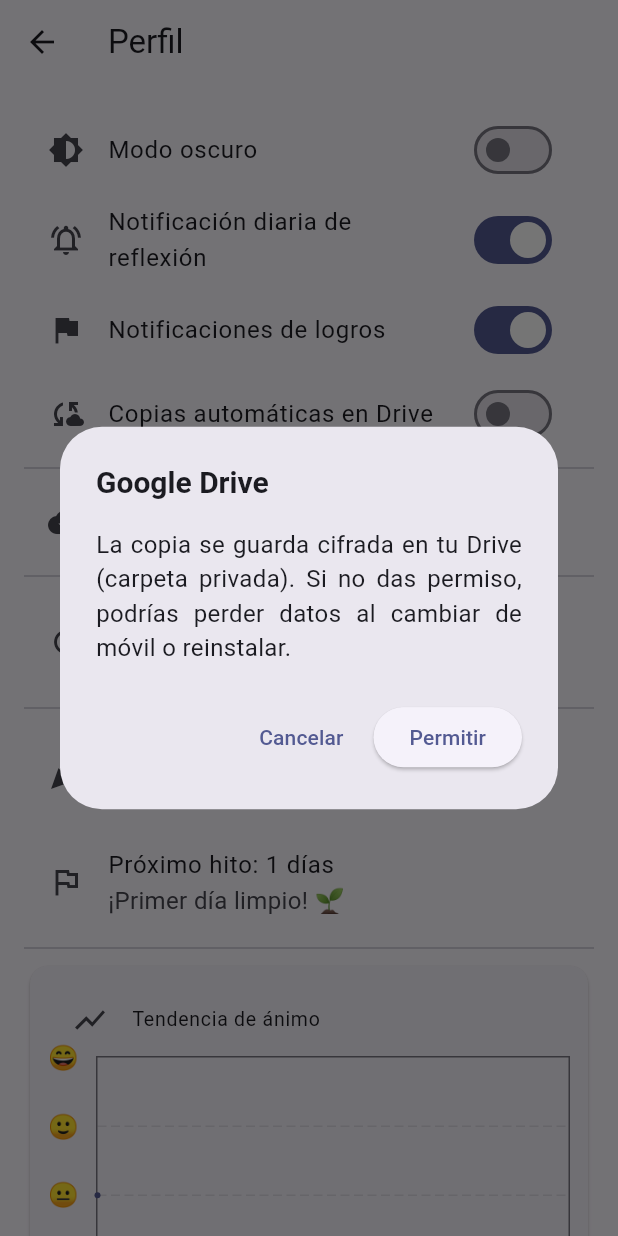
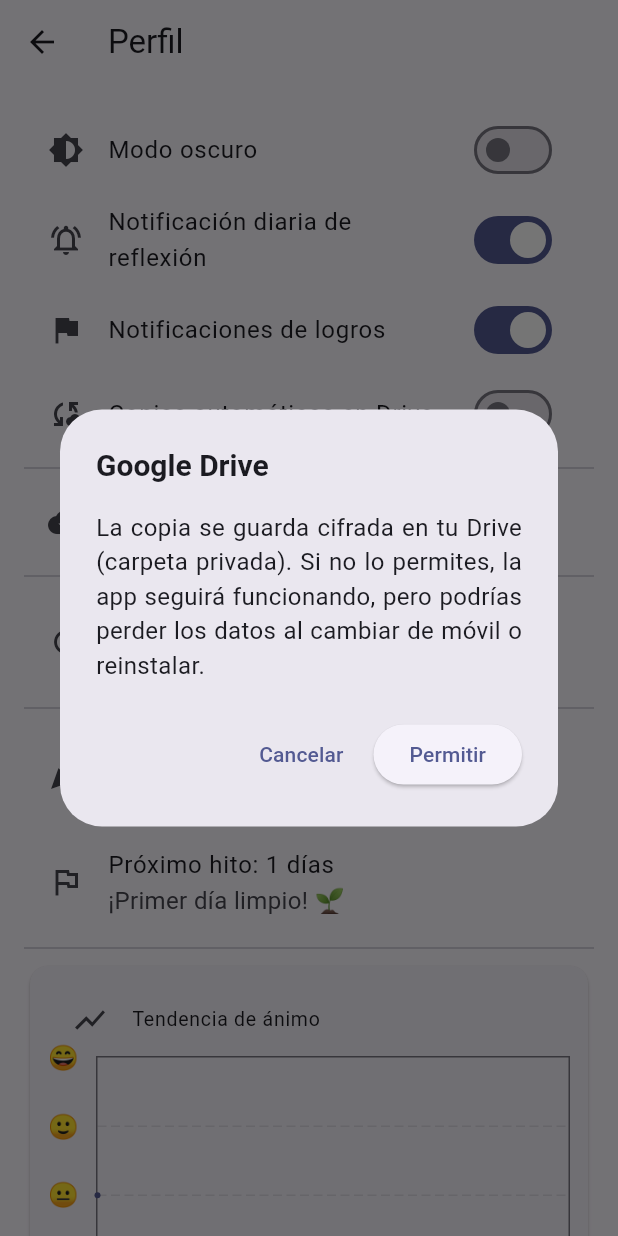
Before and after one commit to javiercamaraezquerra/Undiamas, a Flutter app: the ProfileScreen screen opened directly, after a tap on "Reiniciar contador", after a tap on "Restaurar desde Drive", on a phone screen of 412 x 824 dp. Run offline on Flutter 3.47's test engine with Material 3 defaults, Android fonts, the phone set to English and light mode, and no system bars; drawn by our look-alikes of fl_chart; our stand-ins replace flutter_local_notifications, flutter_markdown, flutter_secure_storage, google_mobile_ads, google_sign_in, hive and 4 more; missing offline and left inert: encrypt, googleapis; accounts and stored records are empty.

Commit message:
Update profile_screen.dart

```diff
--- a/lib/screens/profile_screen.dart
+++ b/lib/screens/profile_screen.dart
@@ -18,17 +18,16 @@ class ProfileScreen extends StatefulWidget {
 }
 
 class _ProfileScreenState extends State<ProfileScreen> {
-  /* switches */
+  /* ─── switches ─── */
   bool _isDark          = false;
   bool _notifDaily      = true;
   bool _notifMilestones = true;
   bool _autoBackup      = false;
 
-  /* progreso */
+  /* ─── progreso sobriedad ─── */
   DateTime? _startDate;
   int _daysClean = 0;
 
-  /* Hive */
   late Future<Box<DiaryEntry>> _diaryBoxFuture;
 
   @override
@@ -40,6 +39,7 @@ class _ProfileScreenState extends State<ProfileScreen> {
     _loadPrefs();
   }
 
+  /*────────────── preferencias ──────────────*/
   Future<void> _loadPrefs() async {
     final p            = await SharedPreferences.getInstance();
     _isDark            = p.getBool('isDarkMode') ?? false;
@@ -50,13 +50,13 @@ class _ProfileScreenState extends State<ProfileScreen> {
     final cipher = await EncryptionService.getCipher();
     final box    = await Hive.openBox('udm_secure', encryptionCipher: cipher);
     if (box.containsKey('startDate')) {
-      _startDate  = DateTime.parse(box.get('startDate'));
-      _daysClean  = DateTime.now().difference(_startDate!).inDays;
+      _startDate = DateTime.parse(box.get('startDate'));
+      _daysClean = DateTime.now().difference(_startDate!).inDays;
     }
     if (mounted) setState(() {});
   }
 
-  /* ───── toggles ───── */
+  /*────────────── toggles ──────────────*/
   Future<void> _toggleTheme(bool v) async {
     final p = await SharedPreferences.getInstance();
     await p.setBool('isDarkMode', v);
@@ -94,10 +94,10 @@ class _ProfileScreenState extends State<ProfileScreen> {
     final prefs = await SharedPreferences.getInstance();
 
     if (v && !_autoBackup) {
-      // activación inicial → confirmación + copia
+      /* primera vez → confirmación + copia inicial */
       if (!await _confirmDriveConsent()) return;
 
-      final wait   = _showSnack('Subiendo copia inicial…', persistent: true);
+      final wait = _showSnack('Subiendo copia inicial…', persistent: true);
       final cipher = await EncryptionService.getCipher();
       final udm    = await Hive.openBox('udm_secure', encryptionCipher: cipher);
       final diary  = await Hive.openBox<DiaryEntry>('diary_secure',
@@ -117,7 +117,7 @@ class _ProfileScreenState extends State<ProfileScreen> {
     setState(() => _autoBackup = v);
   }
 
-  /* ───── copia / restauración ───── */
+  /*────────────── copia / restauración ──────────────*/
   Future<bool> _confirmDriveConsent() async {
     return await showDialog<bool>(
           context: context,
@@ -125,7 +125,8 @@ class _ProfileScreenState extends State<ProfileScreen> {
             title: const Text('Google Drive'),
             content: const Text(
               'La copia se guarda cifrada en tu Drive (carpeta privada). '
-              'Si no das permiso, podrías perder datos al cambiar de móvil o reinstalar.',
+              'Si no lo permites, la app seguirá funcionando, pero '
+              'podrías perder los datos al cambiar de móvil o reinstalar.',
               textAlign: TextAlign.justify,
             ),
             actions: [
@@ -180,7 +181,7 @@ class _ProfileScreenState extends State<ProfileScreen> {
     }
   }
 
-  /* ───── reset contador ───── */
+  /*────────────── reset contador ──────────────*/
   Future<void> _resetSoberDate() async {
     final now = DateTime.now();
 
@@ -196,25 +197,21 @@ class _ProfileScreenState extends State<ProfileScreen> {
       _startDate = now;
       _daysClean = 0;
     });
-    if (mounted) _showSnack('¡Contador reiniciado!');
+    _showSnack('¡Contador reiniciado!');
   }
 
-  /* ───── helper SnackBar ───── */
+  /*────────────── UI helpers ──────────────*/
   ScaffoldFeatureController<SnackBar, SnackBarClosedReason> _showSnack(
-    String msg, {
-    bool persistent = false,
-  }) {
+    String msg, {bool persistent = false}) {
     return ScaffoldMessenger.of(context).showSnackBar(
       SnackBar(
-        content : Text(msg),
-        duration: persistent
-            ? const Duration(days: 1)
-            : const Duration(seconds: 4),
+        content: Text(msg),
+        duration:
+            persistent ? const Duration(days: 1) : const Duration(seconds: 4),
       ),
     );
   }
 
-  /* ───── progreso & ánimo ───── */
   List<Widget> _buildProgressSection() {
     final milestones = AchievementService.milestones.keys.toList()..sort();
     final next       = milestones.firstWhere(
@@ -266,14 +263,14 @@ class _ProfileScreenState extends State<ProfileScreen> {
 
             return Card(
               elevation: 1,
-              shape    : RoundedRectangleBorder(
+              shape: RoundedRectangleBorder(
                   borderRadius: BorderRadius.circular(12)),
               child: Padding(
                 padding: const EdgeInsets.all(12.0),
                 child: Column(
                   children: [
                     const ListTile(
-                      dense : true,
+                      dense: true,
                       leading: Icon(Icons.show_chart),
                       title : Text('Tendencia de ánimo'),
                     ),
@@ -284,7 +281,7 @@ class _ProfileScreenState extends State<ProfileScreen> {
                     const SizedBox(height: 8),
                     Text(
                       phrase,
-                      style   : Theme.of(context).textTheme.bodyMedium,
+                      style: Theme.of(context).textTheme.bodyMedium,
                       textAlign: TextAlign.center,
                     ),
                   ],
@@ -297,7 +294,7 @@ class _ProfileScreenState extends State<ProfileScreen> {
     );
   }
 
-  /* ───── UI ───── */
+  /*────────────── UI ──────────────*/
   @override
   Widget build(BuildContext context) {
     return Scaffold(
```
